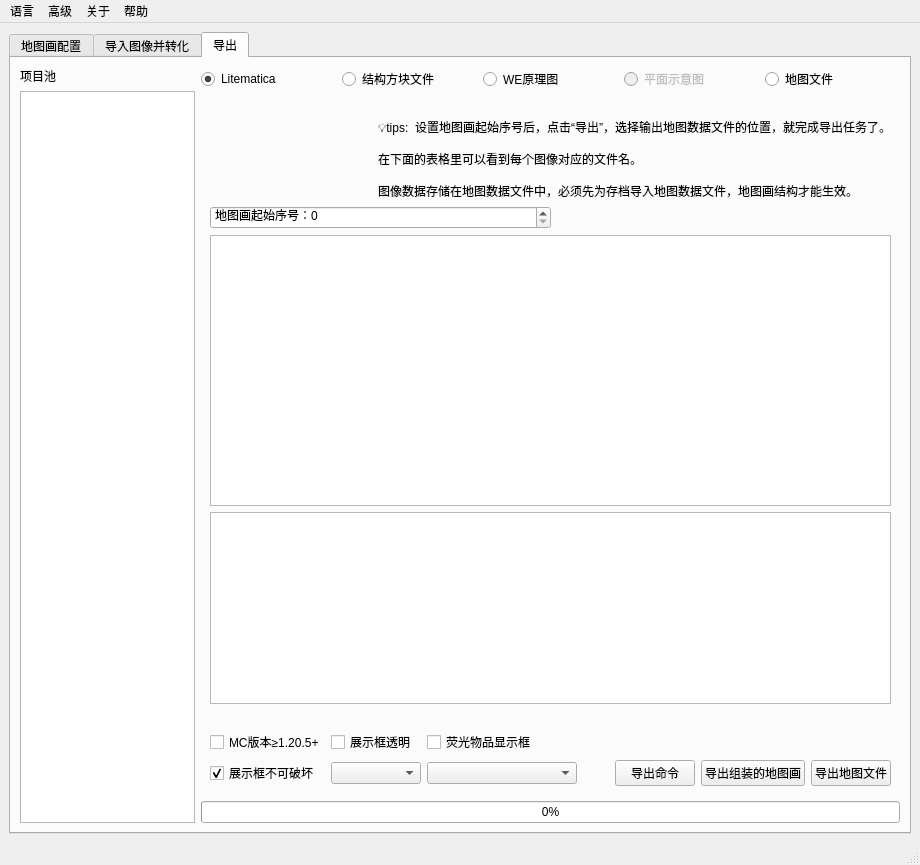
Above: SlopeCraft/SCWind.ui from A-Archives-and-Forks/SlopeCraft before the change. Below: the same form after it.
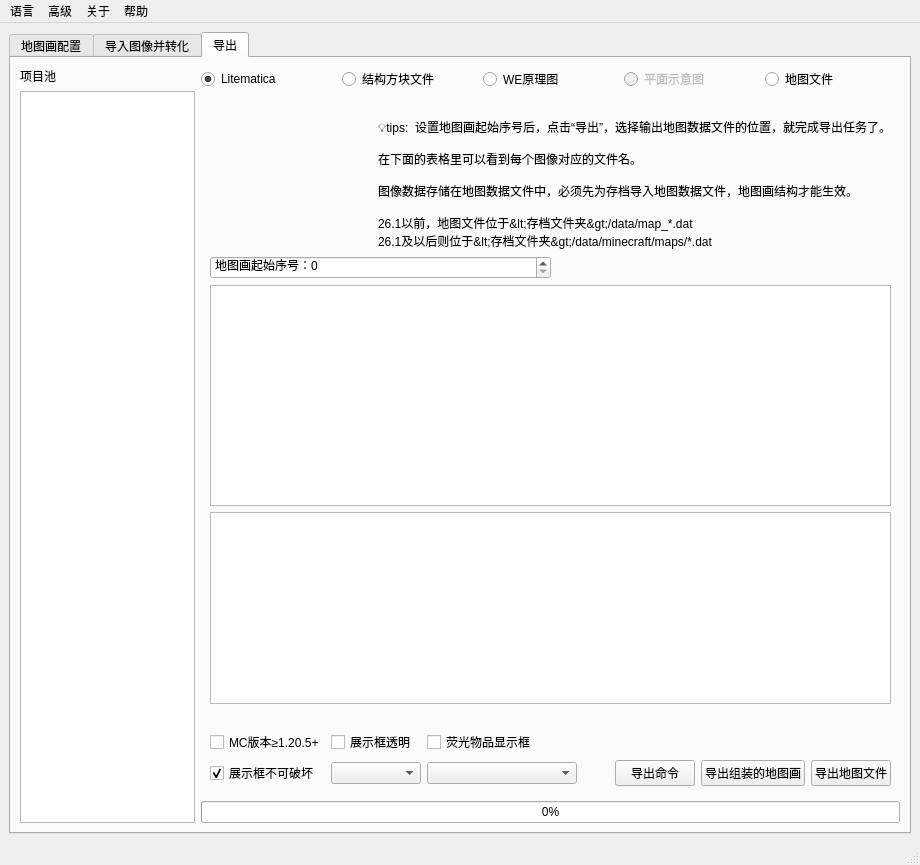
That is the form after the change. The open tabs and pages were chosen to show the change. Icons and pictures are not drawn. Custom widgets are drawn as their Qt base class.

Commit message: [SC] Update tips for map data files

The edit to the form file:
```diff
--- a/SlopeCraft/SCWind.ui
+++ b/SlopeCraft/SCWind.ui
@@ -1499,7 +1499,10 @@
 
 在下面的表格里可以看到每个图像对应的文件名。
 
-图像数据存储在地图数据文件中，必须先为存档导入地图数据文件，地图画结构才能生效。</string>
+图像数据存储在地图数据文件中，必须先为存档导入地图数据文件，地图画结构才能生效。
+
+26.1以前，地图文件位于&lt;存档文件夹&gt;/data/map_*.dat
+26.1及以后则位于&lt;存档文件夹&gt;/data/minecraft/maps/*.dat</string>
               </property>
               <property name="wordWrap">
                <bool>true</bool>
```
The commit also changes 1 other file.
